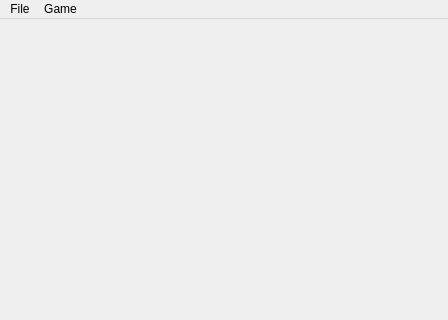
Qt form src/view/mainwindow.ui (arnavgoel215/8080-Emulator) before a commit; both pictures show x 0 to 448 and y 0 to 320 of the 448 by 534 pixel window.
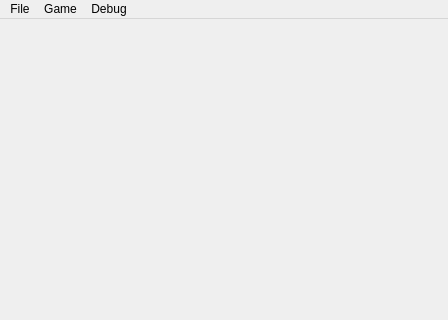
The same form after that commit.

Commit message: Added menu bar option to start video test.

```diff
--- a/src/view/mainwindow.ui
+++ b/src/view/mainwindow.ui
@@ -43,8 +43,15 @@
     <addaction name="actionPause_Game"/>
     <addaction name="actionInsert_Coin"/>
    </widget>
+   <widget class="QMenu" name="menuDebug">
+    <property name="title">
+     <string>Debug</string>
+    </property>
+    <addaction name="actionRun_Video_Test"/>
+   </widget>
    <addaction name="menuFile"/>
    <addaction name="menuGame"/>
+   <addaction name="menuDebug"/>
   </widget>
   <action name="actionOpen_ROM">
    <property name="text">
```
Left out of the diff: 11 changed lines with no effect on the pictures. The commit also changes 1 other file.
